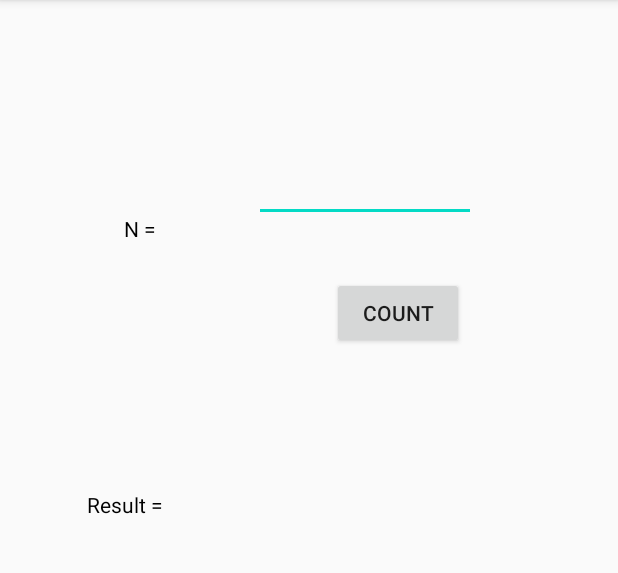
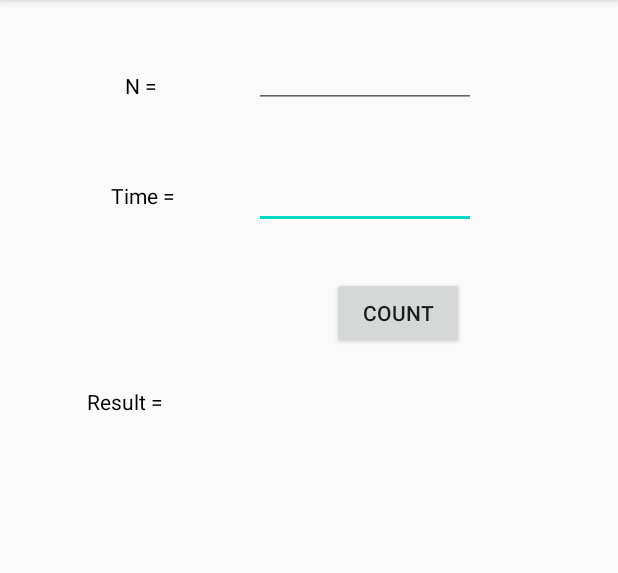
Before and after one commit to TotallyNotMay/EmbSysLab3-1, an Android app: the screen it shows after launch (MainActivity), on a phone screen of 412 x 824 dp, the part 84-657 px from its top. Run offline under Robolectric (Android 15) with nearby library versions, the phone set to English and light mode, and no system bars.

Commit message:
Additional task

```diff
--- a/lab31/src/main/res/layout/activity_main.xml
+++ b/lab31/src/main/res/layout/activity_main.xml
@@ -5,6 +5,33 @@
     android:layout_width="match_parent"
     android:layout_height="match_parent"
     tools:context=".MainActivity">
+
+    <TextView
+        android:id="@+id/textView3"
+        android:layout_width="wrap_content"
+        android:layout_height="wrap_content"
+        android:text="Time = "
+        android:textColor="@android:color/black"
+        app:layout_constraintBottom_toBottomOf="parent"
+        app:layout_constraintEnd_toStartOf="@+id/count_btn"
+        app:layout_constraintHorizontal_bias="0.423"
+        app:layout_constraintStart_toStartOf="parent"
+        app:layout_constraintTop_toTopOf="parent"
+        app:layout_constraintVertical_bias="0.161" />
+
+    <EditText
+        android:id="@+id/Time_in"
+        android:layout_width="148dp"
+        android:layout_height="44dp"
+        android:layout_marginTop="16dp"
+        android:ems="10"
+        android:inputType="number"
+        app:layout_constraintBottom_toTopOf="@+id/count_btn"
+        app:layout_constraintEnd_toEndOf="parent"
+        app:layout_constraintHorizontal_bias="0.642"
+        app:layout_constraintStart_toStartOf="parent"
+        app:layout_constraintTop_toTopOf="parent"
+        app:layout_constraintVertical_bias="0.745" />
 
     <TextView
         android:id="@+id/result"
@@ -30,7 +57,7 @@
         app:layout_constraintHorizontal_bias="0.642"
         app:layout_constraintStart_toStartOf="parent"
         app:layout_constraintTop_toTopOf="parent"
-        app:layout_constraintVertical_bias="0.705" />
+        app:layout_constraintVertical_bias="0.096" />
 
     <Button
         android:id="@+id/count_btn"
@@ -65,9 +92,9 @@
         android:textColor="@android:color/black"
         app:layout_constraintBottom_toBottomOf="parent"
         app:layout_constraintEnd_toStartOf="@+id/count_btn"
-        app:layout_constraintHorizontal_bias="0.419"
+        app:layout_constraintHorizontal_bias="0.423"
         app:layout_constraintStart_toStartOf="parent"
         app:layout_constraintTop_toTopOf="parent"
-        app:layout_constraintVertical_bias="0.191" />
+        app:layout_constraintVertical_bias="0.063" />
 
 </androidx.constraintlayout.widget.ConstraintLayout>
```
Also changed, not shown: lab31/src/main/java/com/example/lab31/MainActivity.java (+31 -5 lines).
